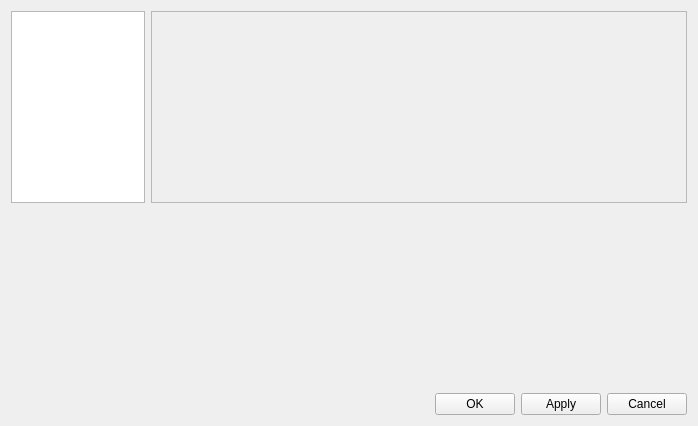
Old version of the form szpuler/preferences.ui in the repository pr4u4t/automatron3000.
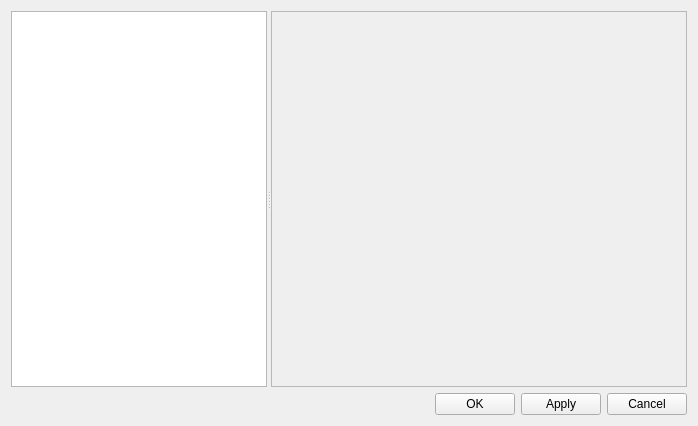
New version of the form.

The edit to the form file:
```diff
--- a/szpuler/preferences.ui
+++ b/szpuler/preferences.ui
@@ -15,23 +15,35 @@
   </property>
   <layout class="QVBoxLayout" name="verticalLayout">
    <item>
-    <layout class="QHBoxLayout" name="horizontalLayout">
-     <item>
-      <widget class="QListWidget" name="listWidget">
+    <widget class="QSplitter" name="splitter">
        <property name="sizePolicy">
         <sizepolicy hsizetype="Expanding" vsizetype="Expanding">
-         <horstretch>2</horstretch>
+       <horstretch>0</horstretch>
          <verstretch>0</verstretch>
         </sizepolicy>
        </property>
-      </widget>
-     </item>
-     <item>
+     <property name="orientation">
+      <enum>Qt::Horizontal</enum>
+     </property>
+     <widget class="QTreeView" name="treeView">
+      <property name="sizePolicy">
+       <sizepolicy hsizetype="Preferred" vsizetype="Expanding">
+        <horstretch>0</horstretch>
+        <verstretch>1</verstretch>
+       </sizepolicy>
+      </property>
+      <property name="minimumSize">
+       <size>
+        <width>150</width>
+        <height>258</height>
+       </size>
+      </property>
+     </widget>
       <widget class="QScrollArea" name="scrollArea">
        <property name="sizePolicy">
         <sizepolicy hsizetype="Expanding" vsizetype="Expanding">
-         <horstretch>8</horstretch>
-         <verstretch>0</verstretch>
+        <horstretch>3</horstretch>
+        <verstretch>1</verstretch>
         </sizepolicy>
        </property>
        <property name="widgetResizable">
@@ -42,27 +54,13 @@
          <rect>
           <x>0</x>
           <y>0</y>
-          <width>536</width>
-          <height>190</height>
+         <width>416</width>
+         <height>374</height>
          </rect>
         </property>
        </widget>
       </widget>
-     </item>
-    </layout>
-   </item>
-   <item>
-    <spacer name="verticalSpacer">
-     <property name="orientation">
-      <enum>Qt::Vertical</enum>
-     </property>
-     <property name="sizeHint" stdset="0">
-      <size>
-       <width>20</width>
-       <height>40</height>
-      </size>
-     </property>
-    </spacer>
+    </widget>
    </item>
    <item>
     <layout class="QHBoxLayout" name="horizontalLayout_2">
```
Lines whose indentation alone changed are shown as unchanged.
